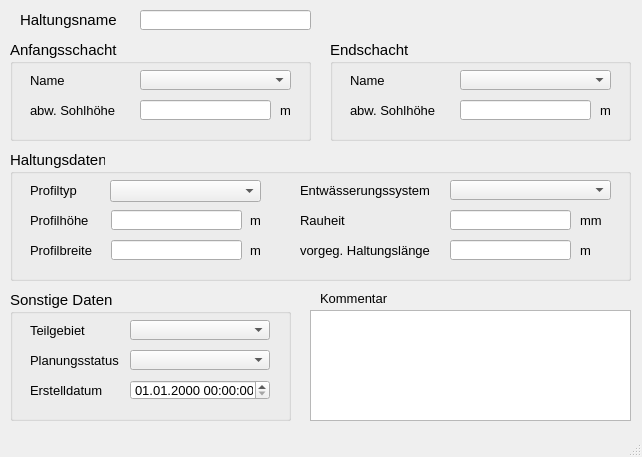
Qt form qkan/forms/qkan_haltungen.ui (hoettges/QKan) before a commit.
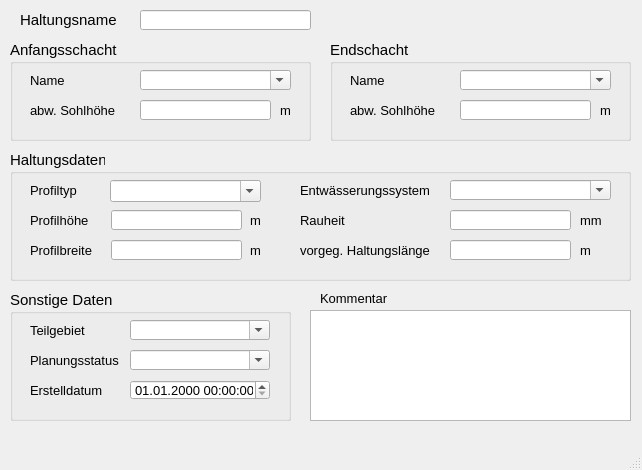
The same form after that commit. Custom widgets are drawn as their Qt base class.

Patch:
```diff
--- a/qkan/forms/qkan_haltungen.ui
+++ b/qkan/forms/qkan_haltungen.ui
@@ -7,7 +7,7 @@
     <x>0</x>
     <y>0</y>
     <width>642</width>
-    <height>457</height>
+    <height>470</height>
    </rect>
   </property>
   <property name="sizePolicy">
@@ -19,7 +19,7 @@
   <property name="minimumSize">
    <size>
     <width>640</width>
-    <height>450</height>
+    <height>470</height>
    </size>
   </property>
   <property name="baseSize">
@@ -153,6 +153,9 @@
      <property name="statusTip">
       <string>Name des oberen Schachtes</string>
      </property>
+     <property name="editable">
+      <bool>true</bool>
+     </property>
     </widget>
     <widget class="QLineEdit" name="sohleoben">
      <property name="geometry">
@@ -295,6 +298,9 @@
      <property name="statusTip">
       <string>Name des unteren Schachtes</string>
      </property>
+     <property name="editable">
+      <bool>true</bool>
+     </property>
     </widget>
    </widget>
    <widget class="QTextEdit" name="kommentar">
@@ -500,6 +506,9 @@
      <property name="statusTip">
       <string>vorh. Entwässerungssystem (z.B. Mischwasser, Regenwasser etc.)</string>
      </property>
+     <property name="editable">
+      <bool>true</bool>
+     </property>
     </widget>
     <widget class="QComboBox" name="profilnam">
      <property name="geometry">
@@ -510,6 +519,12 @@
        <height>22</height>
       </rect>
      </property>
+     <property name="minimumSize">
+      <size>
+       <width>0</width>
+       <height>0</height>
+      </size>
+     </property>
      <property name="font">
       <font>
        <family>Tahoma</family>
@@ -522,6 +537,9 @@
      <property name="statusTip">
       <string>Profil der Haltung gem. HE</string>
      </property>
+     <property name="editable">
+      <bool>true</bool>
+     </property>
     </widget>
     <widget class="QLabel" name="label_54">
      <property name="geometry">
@@ -762,6 +780,9 @@
      <property name="statusTip">
       <string>zur Zuordnung auf ein selbstständig festgelegtes Teilgebiet</string>
      </property>
+     <property name="editable">
+      <bool>true</bool>
+     </property>
     </widget>
     <widget class="QLabel" name="label_10">
      <property name="geometry">
@@ -806,6 +827,9 @@
      <property name="statusTip">
       <string>aktueller Status (z.B. vorhanden, in Planung etc.)</string>
      </property>
+     <property name="editable">
+      <bool>true</bool>
+     </property>
     </widget>
     <widget class="QLabel" name="label_71">
      <property name="geometry">
```
